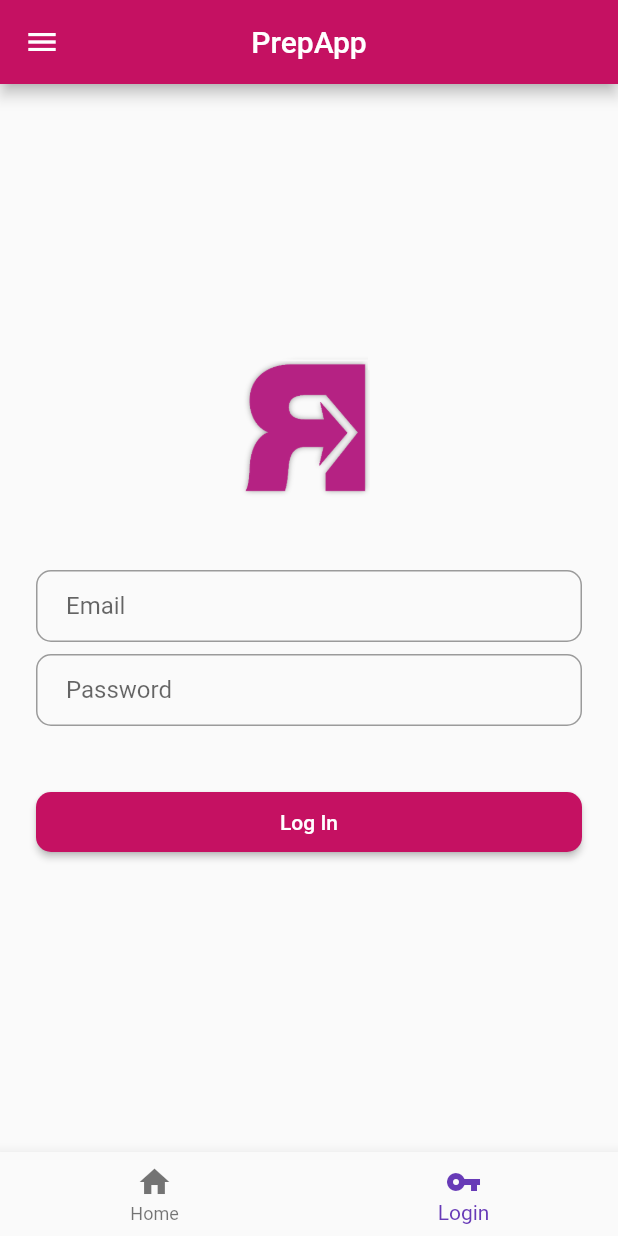
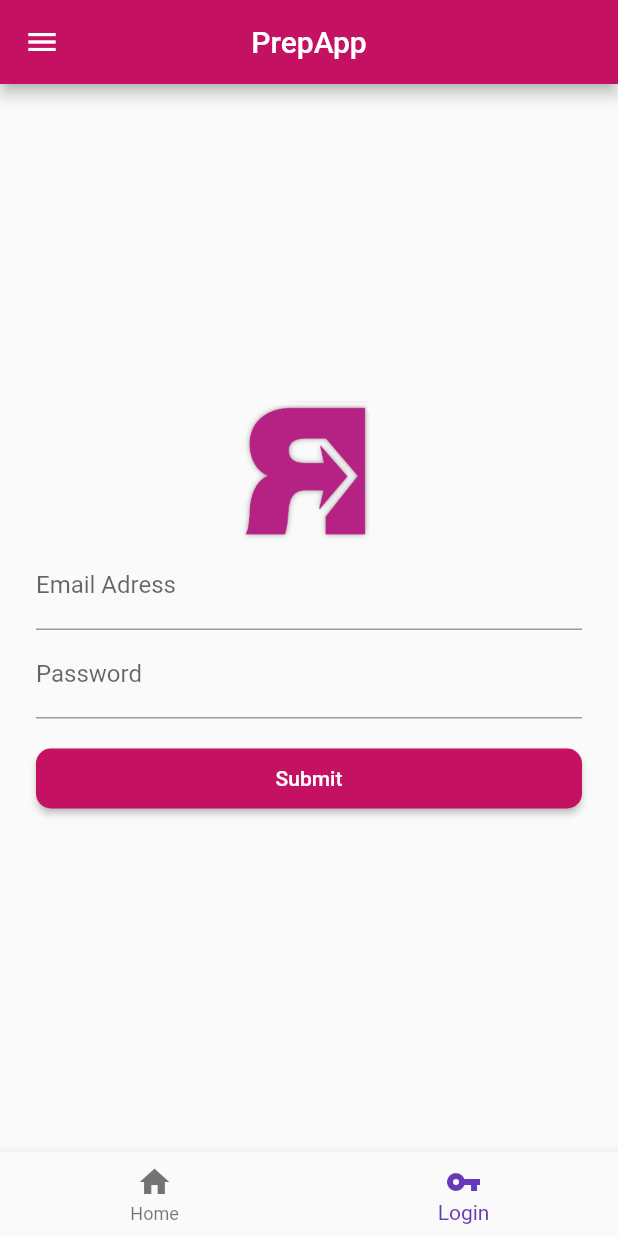
Before and after one commit to Besslan/FlutterApp, a Flutter app: the screen it shows after launch, item 2 of the bottom bar chosen, on a phone screen of 412 x 824 dp. Run offline on Flutter 3.47's test engine with Material 2 defaults, Android fonts, the phone set to English and light mode, and no system bars; our stand-ins replace firebase_auth; accounts and stored records are empty.

Commit message:
refactor login to use From, validators

```diff
--- a/lib/src/login.dart
+++ b/lib/src/login.dart
@@ -8,16 +8,16 @@ class LoginPage extends StatefulWidget {
 }
 
 class LoginPageState extends State<LoginPage> {
-  bool loggedin = false;
+  final formKey = GlobalKey<FormState>();
+
   String email;
-  String passwprd;
+  String password;
 
   TextEditingController emailController = TextEditingController();
   TextEditingController passwordController = TextEditingController();
 
   @override
   Widget build(BuildContext context) {
-    if (loggedin == false) {
     return Center(
       child: ListView(
         shrinkWrap: true,
@@ -31,74 +31,93 @@ class LoginPageState extends State<LoginPage> {
               child: Image.asset('assets/small-Logo.png'),
             ),
           ),
-            SizedBox(height: 48.0),
-            TextFormField(
-              controller: emailController,
-              keyboardType: TextInputType.emailAddress,
-              // autofocus: false,
-              decoration: InputDecoration(
-                hintText: 'Email',
-                contentPadding: EdgeInsets.fromLTRB(20.0, 10.0, 20.0, 10.0),
-                border: OutlineInputBorder(
-                    borderRadius: BorderRadius.circular(10.0)),
+          Form(
+            key: formKey,
+            child: Column(
+              crossAxisAlignment: CrossAxisAlignment.stretch,
+              children: <Widget>[
+                emailFeild(),
+                passwordFeild(),
+                submitButton(),
+              ],
             ),
           ),
-            SizedBox(height: 8.0),
-            TextFormField(
-              controller: passwordController,
-              autofocus: false,
+        ],
+      ),
+    );
+  }
+
+  Future<void> signIn() async {
+    try {
+      FirebaseUser user = await FirebaseAuth.instance
+          .signInWithEmailAndPassword(email: email, password: password);
+      Navigator.push(
+        context,
+        MaterialPageRoute(builder: (context) => Profile(user: user)),
+      );
+    } catch (err) {
+      print(err.message);
+    }
+  }
+
+  Widget emailFeild() {
+    return TextFormField(
+      keyboardType: TextInputType.emailAddress,
+      decoration: InputDecoration(
+        labelText: 'Email Adress',
+        hintText: 'you@example.com',
+      ),
+      validator: (String value) {
+        if (!value.contains('@')) {
+          return 'Enter a valie email';
+        }
+      },
+      onSaved: (String value) {
+        setState(() {
+          email = value;
+        });
+      },
+    );
+  }
+
+  Widget passwordFeild() {
+    return TextFormField(
+      keyboardType: TextInputType.emailAddress,
+      decoration: InputDecoration(
+        labelText: 'Password',
+        hintText: 'Password',
+      ),
       obscureText: true,
-              decoration: InputDecoration(
-                hintText: 'Password',
-                contentPadding: EdgeInsets.fromLTRB(20.0, 10.0, 20.0, 10.0),
-                border: OutlineInputBorder(
-                    borderRadius: BorderRadius.circular(10.0)),
-              ),
-            ),
-            SizedBox(height: 24.0),
-            Padding(
+      validator: (String value) {
+        if (value.length < 4) {
+          return 'Password must be at least 4 letters long';
+        }
+      },
+      onSaved: (String value) {
+        setState(() {
+          password = value;
+        });
+      },
+    );
+  }
+
+  Widget submitButton() {
+    return Padding(
       padding: EdgeInsets.symmetric(vertical: 16.0),
       child: RaisedButton(
         shape: RoundedRectangleBorder(
           borderRadius: BorderRadius.circular(10),
         ),
         onPressed: () {
-                  setState(() {
-                    email = emailController.text;
-                    passwprd = passwordController.text;
-                  });
+          if (formKey.currentState.validate()) {
+            formKey.currentState.save();
             signIn();
+          }
         },
         padding: EdgeInsets.all(12),
         color: Colors.pinkAccent[700],
-                child: Text('Log In', style: TextStyle(color: Colors.white)),
-              ),
-            ),
-            //         FlatButton(
-            //   child: Text(
-            //     'Forgot password?',
-            //     style: TextStyle(color: Colors.black54),
-            //   ),
-            //   onPressed: () {},
-            // )
-          ],
+        child: Text('Submit', style: TextStyle(color: Colors.white)),
       ),
     );
-    } else {
-      return Text('already logged in');
   }
 }
-
-  Future<void> signIn() async {
-    try {
-      FirebaseUser user = await FirebaseAuth.instance
-          .signInWithEmailAndPassword(email: email, password: passwprd);
-      Navigator.push(
-        context,
-        MaterialPageRoute(builder: (context) => Profile(user:user)),
-      );
-    } catch (err) {
-      print(err.message);
-    }
-  }
-}
```
Lines whose indentation alone changed are shown as unchanged.
